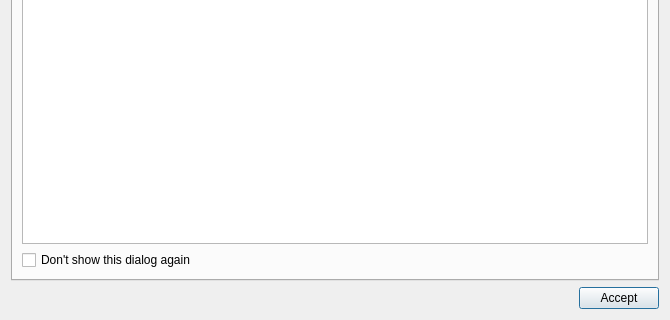
Giswater/giswater_qgis_plugin, file core/ui/toolbars/utilities/project_check.ui: the form before one commit; both pictures show x 0 to 670 and y 240 to 560 of the 670 by 560 pixel window.
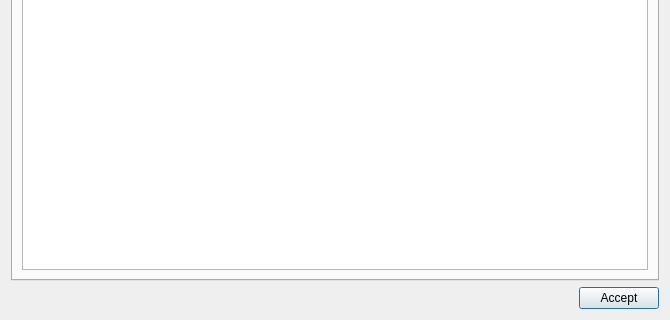
The form after the commit.

Commit message: Remove chk_hide_form widget from project_check dlg

The edit to the form file:
```diff
--- a/core/ui/toolbars/utilities/project_check.ui
+++ b/core/ui/toolbars/utilities/project_check.ui
@@ -27,13 +27,6 @@
        <item row="0" column="0">
         <widget class="QTextEdit" name="txt_infolog"/>
        </item>
-       <item row="1" column="0">
-        <widget class="QCheckBox" name="chk_hide_form">
-         <property name="text">
-          <string>Don't show this dialog again</string>
-         </property>
-        </widget>
-       </item>
       </layout>
      </widget>
      <widget class="QWidget" name="tab_qgis_projlog">
```
The commit also changes 1 other file.
